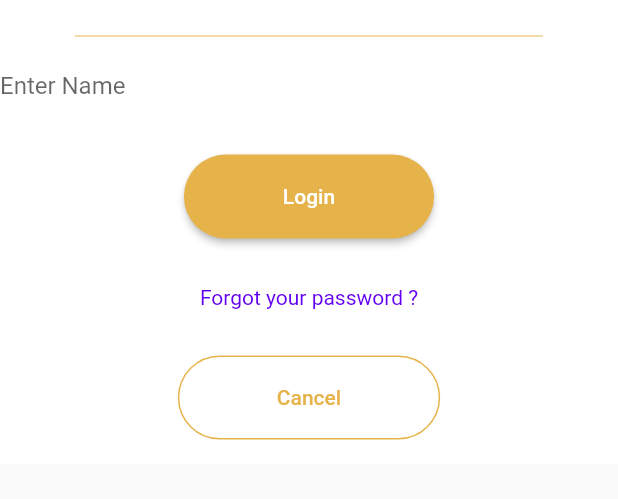
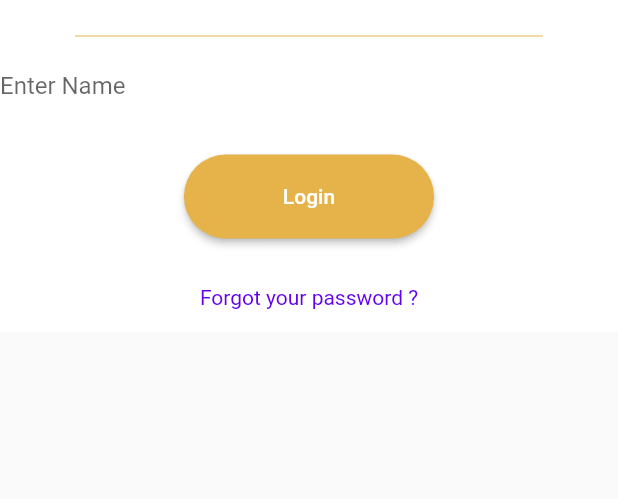
Before and after one commit to Gaetan-CRISTINA/Hostellerie-NFC, a Flutter app: the Login widget shown alone on an empty page, opened directly, on a phone screen of 412 x 824 dp, the part 375-874 px from its top. Run offline on Flutter 3.47's test engine with Material 2 defaults, Android fonts, the phone set to English and light mode, and no system bars; our stand-ins replace shared_preferences; missing offline and left inert: nfc_manager, qr_code_scanner; accounts and stored records are empty.

Commit message:
secondary ButtonOkay

```diff
--- a/lib/Components/secondaryButton.dart
+++ b/lib/Components/secondaryButton.dart
@@ -2,12 +2,14 @@ import 'package:flutter/material.dart';
 
 class SecondaryButton extends StatelessWidget {
   final String textButton;
-  const SecondaryButton({super.key, required this.textButton});
+  final VoidCallback action;
+  final int size;
+  const SecondaryButton({super.key, required this.textButton, required this.action, required this.size});
 
   @override
   Widget build(BuildContext context) {
     return MaterialButton(
-      onPressed: () => {print("login")},
+      onPressed: action,
       shape: RoundedRectangleBorder(
          side: BorderSide(color: Color(0xFFe6b34b)),
           borderRadius: BorderRadius.all(Radius.circular(35))),
--- a/lib/Views/login.dart
+++ b/lib/Views/login.dart
@@ -1,5 +1,6 @@
+// ignore_for_file: avoid_print
+
 import 'package:flutter/material.dart';
-import 'package:hostellerie/Components/secondaryButton.dart';
 import 'package:hostellerie/Views/menu.dart';
 import '../Components/primaryButton.dart';
 
@@ -39,7 +40,7 @@ class Login extends StatelessWidget {
                   hintText: 'Enter Your Name'),
             ),
             Padding(
-              padding: EdgeInsets.symmetric(vertical: 16.0),
+              padding: const EdgeInsets.symmetric(vertical: 16.0),
               child: PrimaryButton(
                 textButton: 'Login',
                 action: () {
@@ -62,12 +63,6 @@ class Login extends StatelessWidget {
                 ),
               ),
             ),
-            const Padding(
-              padding: EdgeInsets.symmetric(vertical: 16.0),
-              child: SecondaryButton(
-                textButton: 'Cancel',
-              ),
-            ),
           ],
         ),
       ),
--- a/lib/Views/menu.dart
+++ b/lib/Views/menu.dart
@@ -4,7 +4,6 @@ import 'package:flutter/material.dart';
 import 'package:hostellerie/Views/checkin1.dart';
 import 'package:hostellerie/Views/confirm_created_card.dart';
 import 'package:hostellerie/Views/create_key1.dart';
-import 'package:hostellerie/Views/login.dart';
 import 'package:hostellerie/Views/read_key1.dart';
 import '../Components/primaryButton.dart';
 
--- a/lib/main.dart
+++ b/lib/main.dart
@@ -2,7 +2,6 @@
 
 import 'package:flutter/material.dart';
 import 'Views/menu.dart';
-import 'package:hostellerie/Views/qr_code.dart';
 
 void main() => runApp(const MyApp());
 
```
Also changed, not shown: lib/Views/confirm_created_card.dart (+12 -1 lines).
